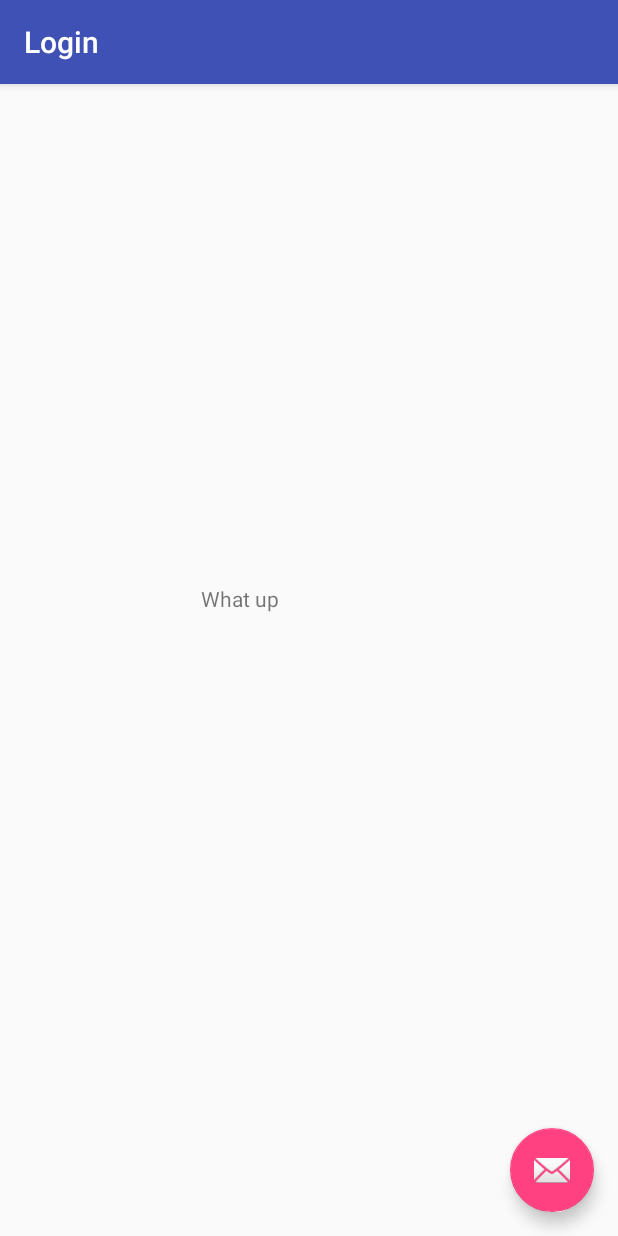
After one commit to XrisMi/FinalPortal, an Android app: the Login screen opened directly, with no data from a screen before it, on a phone screen of 412 x 824 dp. The commit adds this screen. Run offline under Robolectric (Android 15) with nearby library versions, the phone set to English and light mode, and no system bars.

Commit message:
Version of app with Intent

```diff
--- a/app/build.gradle
+++ b/app/build.gradle
@@ -26,5 +26,6 @@ dependencies {
     })
     compile 'com.android.support:appcompat-v7:26.+'
     compile 'com.android.support.constraint:constraint-layout:1.0.2'
+    compile 'com.android.support:design:26.+'
     testCompile 'junit:junit:4.12'
 }
--- a/app/src/main/AndroidManifest.xml
+++ b/app/src/main/AndroidManifest.xml
@@ -16,6 +16,10 @@
                 <category android:name="android.intent.category.LAUNCHER" />
             </intent-filter>
         </activity>
+        <activity
+            android:name=".Login"
+            android:label="@string/title_activity_login"
+            android:theme="@style/AppTheme.NoActionBar"></activity>
     </application>
 
 </manifest>
--- /dev/null
+++ b/app/src/main/java/com/example/buscis_c1_l6/userpasswordsubmit/Login.java
@@ -0,0 +1,29 @@
+package com.example.buscis_c1_l6.userpasswordsubmit;
+
+import android.os.Bundle;
+import android.support.design.widget.FloatingActionButton;
+import android.support.design.widget.Snackbar;
+import android.support.v7.app.AppCompatActivity;
+import android.support.v7.widget.Toolbar;
+import android.view.View;
+
+public class Login extends AppCompatActivity {
+
+    @Override
+    protected void onCreate(Bundle savedInstanceState) {
+        super.onCreate(savedInstanceState);
+        setContentView(R.layout.activity_login);
+        Toolbar toolbar = (Toolbar) findViewById(R.id.toolbar);
+        setSupportActionBar(toolbar);
+
+        FloatingActionButton fab = (FloatingActionButton) findViewById(R.id.fab);
+        fab.setOnClickListener(new View.OnClickListener() {
+            @Override
+            public void onClick(View view) {
+                Snackbar.make(view, "Replace with your own action", Snackbar.LENGTH_LONG)
+                        .setAction("Action", null).show();
+            }
+        });
+    }
+
+}
--- a/app/src/main/java/com/example/buscis_c1_l6/userpasswordsubmit/MainActivity.java
+++ b/app/src/main/java/com/example/buscis_c1_l6/userpasswordsubmit/MainActivity.java
@@ -7,7 +7,8 @@ import android.view.inputmethod.EditorInfo;
 import android.widget.EditText;
 import android.widget.TextView;
 import android.widget.TextView.OnEditorActionListener;
-
+import android.content.Intent;
+import android.view.View;
 
 public class MainActivity extends AppCompatActivity
 implements OnEditorActionListener {
@@ -18,6 +19,11 @@ implements OnEditorActionListener {
     private EditText VisUsername;
     private EditText InvisPass;
 
+    public void onClick(View view)
+    {
+        Intent i = new Intent(this, Login.class);
+        startActivity(i);
+    }
 
 
     @Override
@@ -55,7 +61,8 @@ implements OnEditorActionListener {
 
                    {
                        if (EnteredUser.equalsIgnoreCase("Chris") && EnteredPass.equalsIgnoreCase("Merlin"))
-                           Submit.setText("Correct");
+                           Submit.setText("Click to Login");
+
                        else Submit.setText("Wrong!");
                    }
            }
--- /dev/null
+++ b/app/src/main/res/layout/activity_login.xml
@@ -0,0 +1,43 @@
+<?xml version="1.0" encoding="utf-8"?>
+<android.support.design.widget.CoordinatorLayout xmlns:android="http://schemas.android.com/apk/res/android"
+    xmlns:app="http://schemas.android.com/apk/res-auto"
+    xmlns:tools="http://schemas.android.com/tools"
+    android:layout_width="match_parent"
+    android:layout_height="match_parent"
+    tools:context="com.example.buscis_c1_l6.userpasswordsubmit.Login">
+
+    <android.support.design.widget.AppBarLayout
+        android:layout_width="match_parent"
+        android:layout_height="wrap_content"
+        android:theme="@style/AppTheme.AppBarOverlay">
+
+        <android.support.v7.widget.Toolbar
+            android:id="@+id/toolbar"
+            android:layout_width="match_parent"
+            android:layout_height="?attr/actionBarSize"
+            android:background="?attr/colorPrimary"
+            app:popupTheme="@style/AppTheme.PopupOverlay" />
+
+    </android.support.design.widget.AppBarLayout>
+
+    <include layout="@layout/content_login"
+        android:id="@+id/include" />
+
+    <android.support.design.widget.FloatingActionButton
+        android:id="@+id/fab"
+        android:layout_width="wrap_content"
+        android:layout_height="wrap_content"
+        android:layout_gravity="bottom|end"
+        android:layout_margin="@dimen/fab_margin"
+        app:srcCompat="@android:drawable/ic_dialog_email" />
+
+    <TextView
+        android:id="@+id/textView"
+        android:layout_width="144dp"
+        android:layout_height="102dp"
+        android:layout_gravity="center_vertical|center_horizontal"
+        android:text="What up"
+        app:layout_anchor="@+id/include"
+        app:layout_anchorGravity="center_vertical|center_horizontal" />
+
+</android.support.design.widget.CoordinatorLayout>
--- a/app/src/main/res/layout/activity_main.xml
+++ b/app/src/main/res/layout/activity_main.xml
@@ -58,6 +58,7 @@
         android:textAlignment="center"
         android:textSize="18sp"
         android:textStyle="bold"
+        android:onClick="onClick"
         app:layout_constraintLeft_toLeftOf="parent"
         app:layout_constraintTop_toBottomOf="@+id/TextPwNv"
         tools:layout_constraintLeft_creator="1"
--- /dev/null
+++ b/app/src/main/res/layout/content_login.xml
@@ -0,0 +1,11 @@
+<?xml version="1.0" encoding="utf-8"?>
+<android.support.constraint.ConstraintLayout xmlns:android="http://schemas.android.com/apk/res/android"
+    xmlns:app="http://schemas.android.com/apk/res-auto"
+    xmlns:tools="http://schemas.android.com/tools"
+    android:layout_width="match_parent"
+    android:layout_height="match_parent"
+    app:layout_behavior="@string/appbar_scrolling_view_behavior"
+    tools:context="com.example.buscis_c1_l6.userpasswordsubmit.Login"
+    tools:showIn="@layout/activity_login">
+
+</android.support.constraint.ConstraintLayout>
--- /dev/null
+++ b/app/src/main/res/values/dimens.xml
@@ -0,0 +1,3 @@
+<resources>
+    <dimen name="fab_margin">16dp</dimen>
+</resources>
--- a/app/src/main/res/values/strings.xml
+++ b/app/src/main/res/values/strings.xml
@@ -3,4 +3,5 @@
     <string name="username">Username</string>
     <string name="restrictedPass">Password</string>
     <string name="Success">Success</string>
+    <string name="title_activity_login">Login</string>
 </resources>
--- a/app/src/main/res/values/styles.xml
+++ b/app/src/main/res/values/styles.xml
@@ -8,4 +8,13 @@
         <item name="colorAccent">@color/colorAccent</item>
     </style>
 
+    <style name="AppTheme.NoActionBar">
+        <item name="windowActionBar">false</item>
+        <item name="windowNoTitle">true</item>
+    </style>
+
+    <style name="AppTheme.AppBarOverlay" parent="ThemeOverlay.AppCompat.Dark.ActionBar" />
+
+    <style name="AppTheme.PopupOverlay" parent="ThemeOverlay.AppCompat.Light" />
+
 </resources>
```
